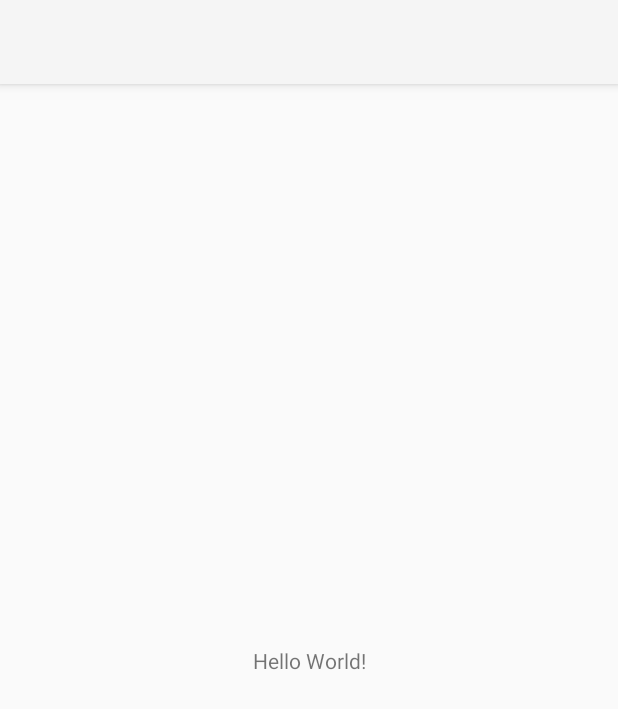
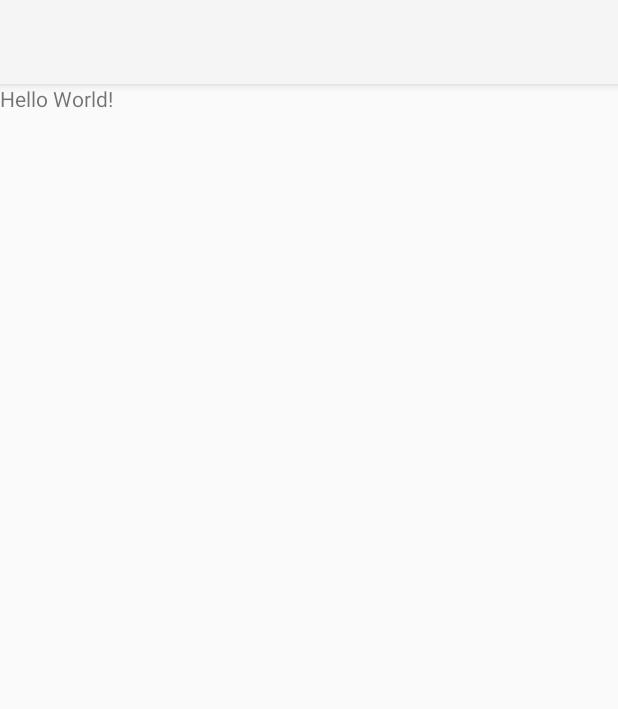
Before and after one commit to Jakub-Moravek01/github-jm-pma-2024, an Android app: the screen it shows after launch (MainActivity), on a phone screen of 412 x 824 dp. Shown: the top 709 px of the screen. Run offline under Robolectric (Android 15) with nearby library versions, the phone set to English and light mode, and no system bars.

Commit message:
#3 - přidání obrázků a změna layoutu

```diff
--- a/MyApp003Objednavka/app/src/main/res/layout/activity_main.xml
+++ b/MyApp003Objednavka/app/src/main/res/layout/activity_main.xml
@@ -1,10 +1,12 @@
 <?xml version="1.0" encoding="utf-8"?>
-<androidx.constraintlayout.widget.ConstraintLayout xmlns:android="http://schemas.android.com/apk/res/android"
+<LinearLayout xmlns:android="http://schemas.android.com/apk/res/android"
     xmlns:app="http://schemas.android.com/apk/res-auto"
     xmlns:tools="http://schemas.android.com/tools"
     android:id="@+id/main"
     android:layout_width="match_parent"
     android:layout_height="match_parent"
+    android:orientation="vertical"
+    android:padding="20sp"
     tools:context=".MainActivity">
 
     <TextView
@@ -16,4 +18,4 @@
         app:layout_constraintStart_toStartOf="parent"
         app:layout_constraintTop_toTopOf="parent" />
 
-</androidx.constraintlayout.widget.ConstraintLayout>
+</LinearLayout>
```
